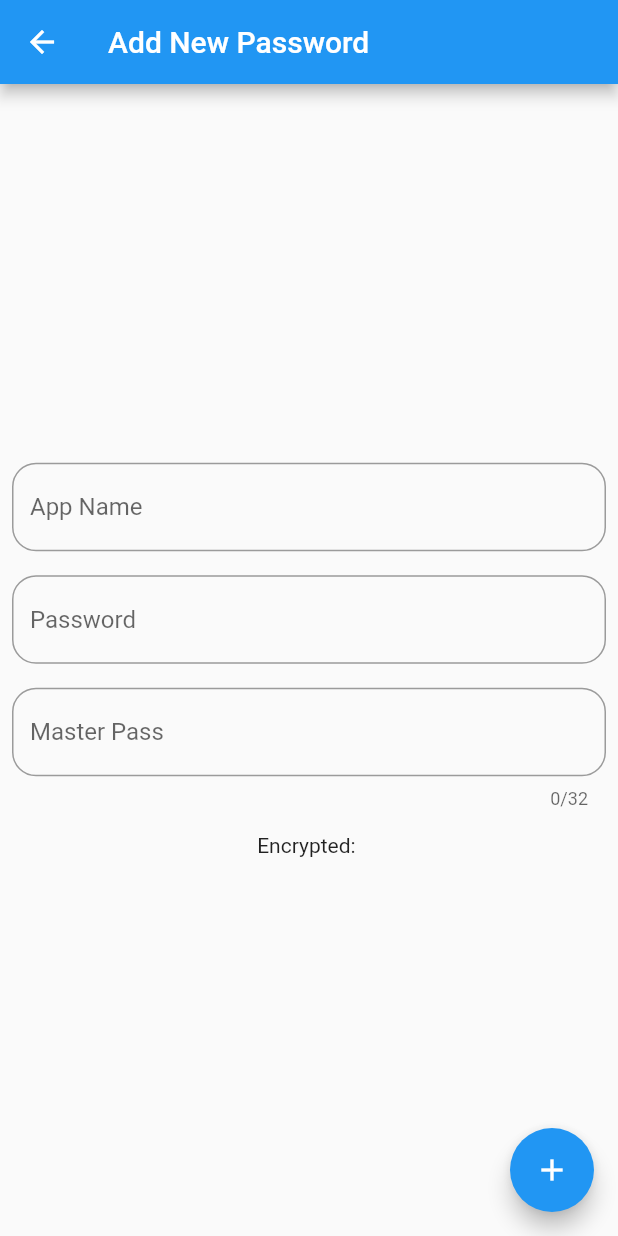
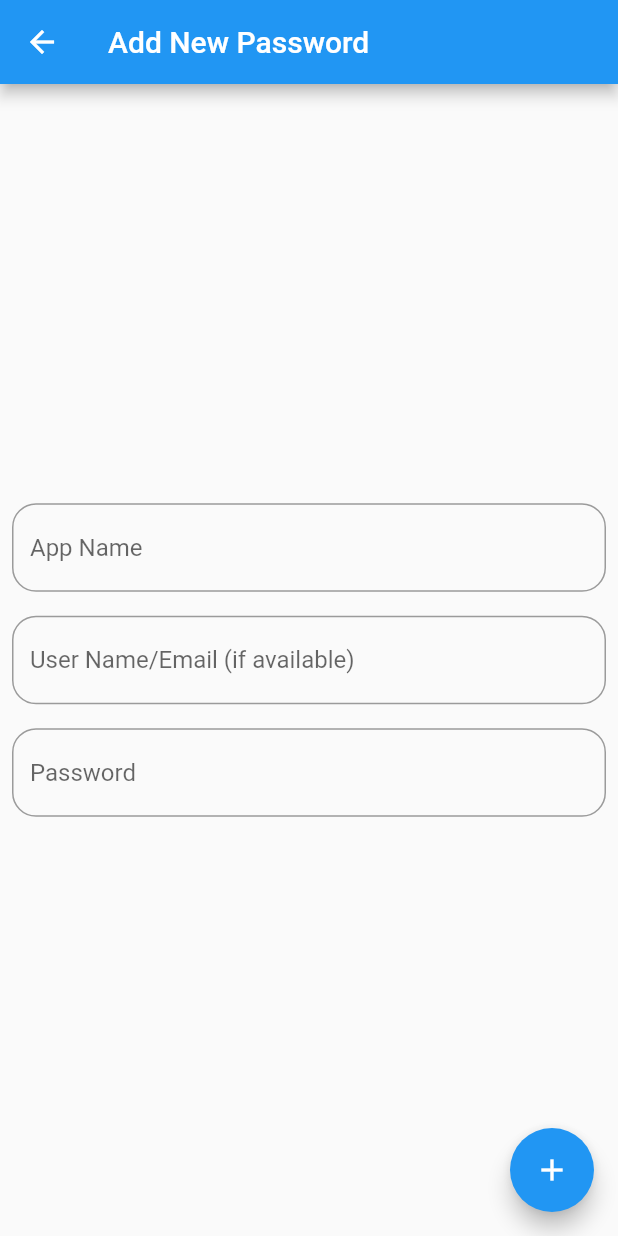
Before and after one commit to mtwn105/Cipherly, a Flutter app: the screen it shows after launch, after a tap on the "add" icon, on a phone screen of 412 x 824 dp. Run offline on Flutter 3.47's test engine with Material 2 defaults, Android fonts, the phone set to English and light mode, and no system bars; our stand-ins replace shared_preferences, sqflite; missing offline and left inert: encrypt; accounts and stored records are empty.

Commit message:
Master Password Management Done

```diff
--- a/lib/database/Database.dart
+++ b/lib/database/Database.dart
@@ -28,7 +28,8 @@ class DBProvider {
       await db.execute("CREATE TABLE Passwords ("
           "id INTEGER PRIMARY KEY AUTOINCREMENT,"
           "app_name TEXT,"
-          "password TEXT"
+          "password TEXT,"
+          "user_name TEXT"
           ")");
     });
   }
--- a/lib/main.dart
+++ b/lib/main.dart
@@ -1,12 +1,38 @@
 import 'package:cipherly/database/Database.dart';
 import 'package:cipherly/pages/PasswordHomepage.dart';
+import 'package:cipherly/pages/SetMasterPassword.dart';
 import 'package:flutter/material.dart';
+import 'package:shared_preferences/shared_preferences.dart';
 
 void main() {
   runApp(MyApp());
 }
 
-class MyApp extends StatelessWidget {
+class MyApp extends StatefulWidget {
+  @override
+  _MyAppState createState() => _MyAppState();
+}
+
+class _MyAppState extends State<MyApp> {
+  int launch = 0;
+  bool loading = true;
+  Future checkFirstSeen() async {
+    SharedPreferences prefs = await SharedPreferences.getInstance();
+    launch = prefs.getInt("launch") ?? 0;
+    if (launch == 0) {
+      await prefs.setInt('launch', launch++);
+    }
+    setState(() {
+      loading = false;
+    });
+  }
+
+  @override
+  void initState() {
+    checkFirstSeen();
+    super.initState();
+  }
+
   @override
   Widget build(BuildContext context) {
     return MaterialApp(
@@ -14,7 +40,11 @@ class MyApp extends StatelessWidget {
       theme: ThemeData(
         primarySwatch: Colors.blue,
       ),
-      home: PasswordHomepage(),
+      home: loading
+          ? Center(
+              child: CircularProgressIndicator(),
+            )
+          : launch == 0 ? SetMasterPassword() : PasswordHomepage(),
     );
   }
 }
--- a/lib/model/PasswordModel.dart
+++ b/lib/model/PasswordModel.dart
@@ -1,26 +1,28 @@
 import 'dart:convert';
 
 Password passwordFromJson(String str) {
-    final jsonData = json.decode(str);
-    return Password.fromJson(jsonData);
+  final jsonData = json.decode(str);
+  return Password.fromJson(jsonData);
 }
 
 String clientToJson(Password data) {
-    final dyn = data.toJson();
-    return json.encode(dyn);
+  final dyn = data.toJson();
+  return json.encode(dyn);
 }
 
 class Password {
   int id;
+  String userName;
   String appName;
   String password;
 
-  Password({this.id, this.appName, this.password});
+  Password({this.id, this.userName, this.appName, this.password});
 
   Password.fromJson(Map<String, dynamic> json) {
     id = json['id'];
     appName = json['app_name'];
     password = json['password'];
+    userName = json['user_name'];
   }
 
   Map<String, dynamic> toJson() {
@@ -28,6 +30,7 @@ class Password {
     data['id'] = this.id;
     data['app_name'] = this.appName;
     data['password'] = this.password;
+    data['user_name'] = this.userName;
     return data;
   }
 }
--- a/lib/pages/AddPasswordPage.dart
+++ b/lib/pages/AddPasswordPage.dart
@@ -3,6 +3,7 @@ import 'package:cipherly/model/PasswordModel.dart';
 import 'package:cipherly/pages/PasswordHomepage.dart';
 import 'package:flutter/material.dart';
 import 'package:encrypt/encrypt.dart' as encrypt;
+import 'package:shared_preferences/shared_preferences.dart';
 
 class AddPassword extends StatefulWidget {
   AddPassword({Key key}) : super(key: key);
@@ -13,12 +14,26 @@ class AddPassword extends StatefulWidget {
 class _AddPasswordState extends State<AddPassword> {
   TextEditingController passwordController = TextEditingController();
   TextEditingController appNameController = TextEditingController();
-  TextEditingController masterPassController = TextEditingController();
+  TextEditingController userNameController = TextEditingController();
 
   encrypt.Encrypted encrypted;
   String keyString = "";
   String encryptedString = "";
   String decryptedString = "";
+  String masterPassString = "";
+
+  Future<Null> getMasterPass() async {
+    SharedPreferences prefs = await SharedPreferences.getInstance();
+    String masterPass = prefs.getString('master') ?? "";
+    masterPassString = masterPass;
+  }
+
+  @override
+  void initState() {
+    getMasterPass();
+
+    super.initState();
+  }
 
   @override
   Widget build(BuildContext context) {
@@ -43,6 +58,16 @@ class _AddPasswordState extends State<AddPassword> {
             Padding(
               padding: const EdgeInsets.all(8.0),
               child: TextField(
+                decoration: InputDecoration(
+                    hintText: "User Name/Email (if available)",
+                    border: OutlineInputBorder(
+                        borderRadius: BorderRadius.circular(16))),
+                controller: userNameController,
+              ),
+            ),
+            Padding(
+              padding: const EdgeInsets.all(8.0),
+              child: TextField(
                 obscureText: true,
                 decoration: InputDecoration(
                     hintText: "Password",
@@ -51,22 +76,8 @@ class _AddPasswordState extends State<AddPassword> {
                 controller: passwordController,
               ),
             ),
-            Padding(
-              padding: const EdgeInsets.all(8.0),
-              child: TextField(
 
-                maxLength: 32,
-                decoration: InputDecoration(
-                    hintText: "Master Pass",
-                    border: OutlineInputBorder(
-                        borderRadius: BorderRadius.circular(16))),
-                controller: masterPassController,
-              ),
-            ),
-            Padding(
-              padding: const EdgeInsets.all(8.0),
-              child: Text("Encrypted: $encryptedString"),
-            ),
+
           ],
         ),
       ),
@@ -76,26 +87,28 @@ class _AddPasswordState extends State<AddPassword> {
           encryptPass(passwordController.text);
           Password password = new Password(
               appName: appNameController.text,
-              password: encryptedString);
+              password: encryptedString,
+              userName: userNameController.text);
           DBProvider.db.newPassword(password);
-            Navigator.pushReplacement(
+          Navigator.pushAndRemoveUntil(
               context,
               MaterialPageRoute(
-                  builder: (BuildContext context) => PasswordHomepage()));
+                  builder: (BuildContext context) => PasswordHomepage()),
+              (Route<dynamic> route) => false);
         },
       ),
     );
   }
 
   encryptPass(String text) {
-    keyString = masterPassController.text;
-    if(keyString.length<32){
+    keyString = masterPassString;
+    if (keyString.length < 32) {
       int count = 32 - keyString.length;
       for (var i = 0; i < count; i++) {
         keyString += ".";
       }
     }
-  final key = encrypt.Key.fromUtf8(keyString);
+    final key = encrypt.Key.fromUtf8(keyString);
     final plainText = text;
     final iv = encrypt.IV.fromLength(16);
 
@@ -103,6 +116,4 @@ class _AddPasswordState extends State<AddPassword> {
     final e = encrypter.encrypt(plainText, iv: iv);
     encryptedString = e.base64.toString();
   }
-
-
 }
--- a/lib/pages/PasswordHomepage.dart
+++ b/lib/pages/PasswordHomepage.dart
@@ -8,6 +8,7 @@ import 'package:flutter/material.dart';
 import 'package:encrypt/encrypt.dart' as encrypt;
 
 import 'AddPasswordPage.dart';
+import 'SettingsPage.dart';
 
 class PasswordHomepage extends StatefulWidget {
   @override
@@ -25,11 +26,41 @@ class _PasswordHomepageState extends State<PasswordHomepage> {
 
   @override
   Widget build(BuildContext context) {
+    var size = MediaQuery.of(context).size;
+
     return Scaffold(
-      appBar: AppBar(
-        title: Text("cipherly"),
+      body: Column(
+        crossAxisAlignment: CrossAxisAlignment.start,
+        children: <Widget>[
+          Padding(
+            padding: const EdgeInsets.fromLTRB(16, 16, 16, 0),
+            child: Container(
+                margin: EdgeInsets.only(top: size.height * 0.05),
+                child: Row(
+                  mainAxisAlignment: MainAxisAlignment.spaceBetween,
+                  children: <Widget>[
+                    Text("Cipherly",
+                        style: TextStyle(
+                            fontFamily: "GoogleSans",
+                            fontSize: 32,)),
+                    IconButton(
+                      icon: Icon(
+                        Icons.settings,
+                        color: Colors.black,
                       ),
-      body: StreamBuilder<List<Password>>(
+                      onPressed: () {
+                        Navigator.push(
+                            context,
+                            MaterialPageRoute(
+                                builder: (BuildContext context) =>
+                                    SettingsPage()));
+                      },
+                    )
+                  ],
+                )),
+          ),
+          Expanded(
+            child: StreamBuilder<List<Password>>(
               stream: bloc.passwords,
               builder: (BuildContext context, AsyncSnapshot snapshot) {
                 if (snapshot.hasData) {
@@ -42,14 +73,32 @@ class _PasswordHomepageState extends State<PasswordHomepage> {
                           Navigator.push(
                               context,
                               MaterialPageRoute(
-                            builder: (BuildContext context) => ViewPassword(
+                                  builder: (BuildContext context) =>
+                                      ViewPassword(
                                         password: password,
                                       )));
                         },
                         child: ListTile(
-                    title: Text(password.appName),
-                    leading: Text(password.id.toString()),
-                    subtitle: Text(password.password),
+                          title: Text(
+                            password.appName,
+                            style: TextStyle(
+                                fontFamily: 'Title',),
+                          ),
+                          leading: Container(
+                              height: 36,
+                              width: 36,
+                              child: Icon(Icons.account_circle,
+                                  size: 36, color: Colors.black)),
+                          subtitle:   password.userName!="" ? Text(
+                            password.userName,
+                            style: TextStyle(
+                              fontFamily: 'Subtitle',
+                            ),
+                          ): Text(
+                            "No username specified",style: TextStyle(
+                              fontFamily: 'Subtitle',
+                            ),
+                          ),
                         ),
                       );
                     },
@@ -58,6 +107,9 @@ class _PasswordHomepageState extends State<PasswordHomepage> {
                   return Center(child: CircularProgressIndicator());
                 }
               },
+            ),
+          ),
+        ],
       ),
       floatingActionButton: FloatingActionButton(
         child: Icon(Icons.add),
--- a/lib/pages/ViewPasswordPage.dart
+++ b/lib/pages/ViewPasswordPage.dart
@@ -35,7 +35,7 @@ class _ViewPasswordState extends State<ViewPassword> {
           crossAxisAlignment: CrossAxisAlignment.center,
           mainAxisSize: MainAxisSize.min,
           children: <Widget>[
-            Text("App Name: ${password.appName}"),
+            Text("User Name: ${password.userName}"),
             Text("Password: ${password.password}"),
             Padding(
               padding: const EdgeInsets.all(8.0),
```
Also changed, not shown: lib/pages/SetMasterPassword.dart (added, +77 -0 lines), lib/pages/SettingsPage.dart (added, +41 -0 lines), pubspec.yaml (+12 -4 lines), assets/fonts/GoogleSansRegular.ttf (added), assets/fonts/Subtitle.otf (added), assets/fonts/Title.otf (added), pubspec.lock. Lines whose indentation alone changed are shown as unchanged.
